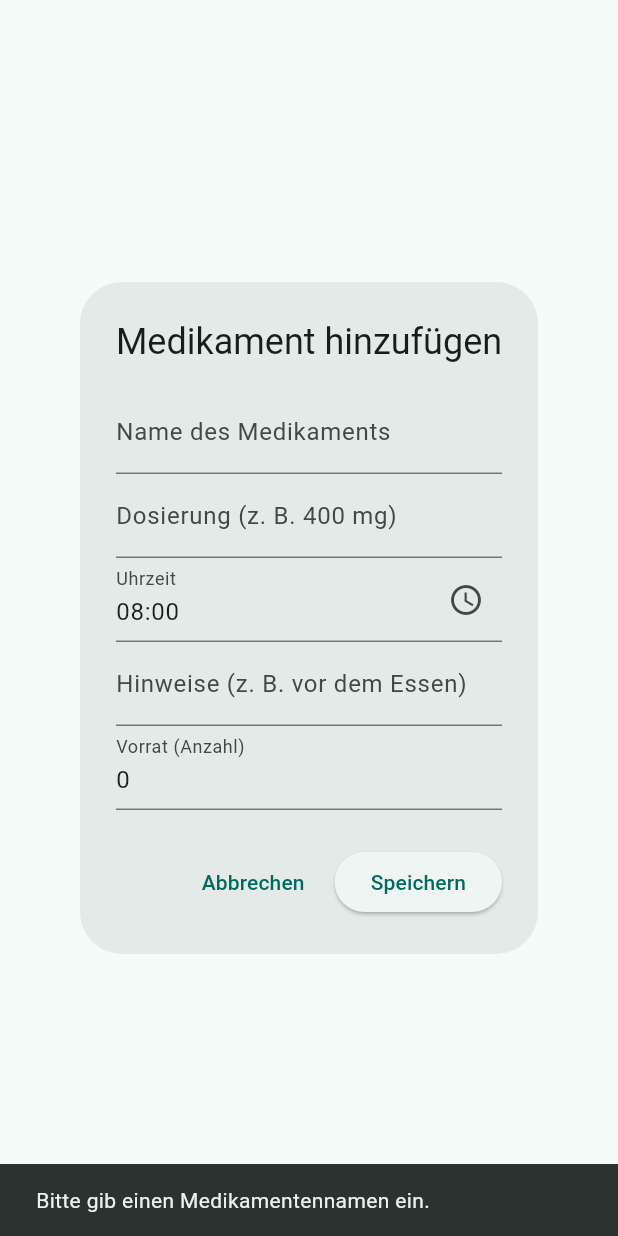
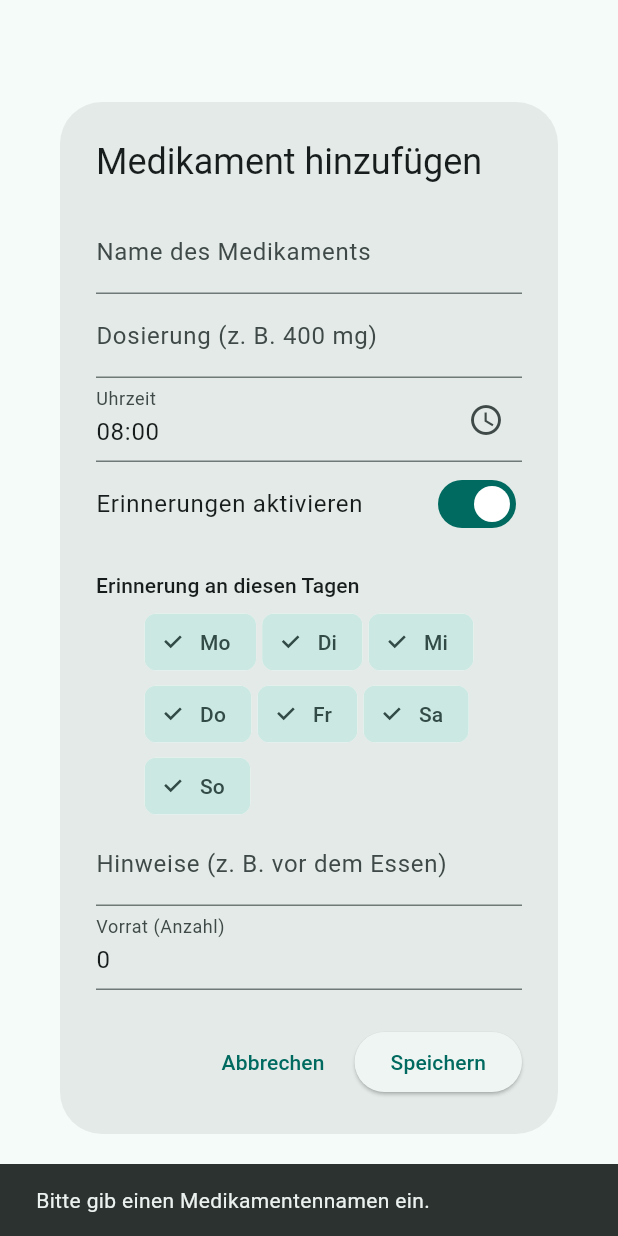
Before and after one commit to WeA200675/medication_app, a Flutter app: the _AddEditMedicationDialog widget shown alone on an empty page, opened directly with empty values, after a tap on "Speichern", on a phone screen of 412 x 824 dp. Run offline on Flutter 3.47's test engine with Material 3 defaults, Android fonts, the phone set to English and light mode, and no system bars; our stand-ins replace file_picker, flutter_local_notifications, flutter_timezone, image_picker, pdf, printing and 4 more; missing offline and left inert: flutter_pdfview, google_mlkit_text_recognition; accounts and stored records are empty.

Commit message:
Harden medication reminders and release readiness
* Fix weekly medication reminder scheduling

* Let users choose medication reminder weekdays

* Add reminder controls to medication form

* Document app scope and release readiness

* Add device timezone support for reminders

* Stop signing release builds with debug key

* Ignore local Android signing credentials

* Add Flutter CI checks and Android debug build

* Keep saved medications when reminders are unavailable

* Harden medication entry deserialization

* Replace template smoke test with medication model regression tests

* Preserve active defaults for legacy medication rows

* Avoid collisions with legacy reminder identifiers

* Request reminder permissions on demand and fall back safely

* Restore medication reminders from saved plan

* Use user-granted exact alarm access

* Load local Android signing properties explicitly

* Preserve disabled reminder weekday selections

* Clamp medication stock to a nonnegative integer

* Remove sensitive doctor search logs and harden API parsing

* Report denied notification permissions to the user

* Explain external doctor search data flow

* Remove unnecessary broad storage permissions

* Add iOS camera permission purpose and app name

* Document Android and iOS package identity release gate

* Upload the resolved dependency lockfile in CI

* Lock resolved Flutter timezone dependency

* Keep CI focused on app checks

```diff
--- a/lib/screens/med_plan_screen.dart
+++ b/lib/screens/med_plan_screen.dart
@@ -30,6 +30,15 @@ class _MedPlanScreenState extends State<MedPlanScreen> {
   Future<void> _loadMedPlan() async {
     try {
       final plan = await DatabaseService.instance.getMedPlan();
+      // Reconcile scheduled reminders with persisted medication data whenever
+      // the plan loads, including after a reboot or permission change.
+      for (final entry in plan) {
+        try {
+          await NotificationService.instance.scheduleMedicationReminder(entry);
+        } catch (error) {
+          debugPrint('Reminder konnte nicht wiederhergestellt werden: $error');
+        }
+      }
       if (!mounted) return;
       setState(() {
         _medPlan = plan;
@@ -539,11 +548,21 @@ class _AddEditMedicationDialogState extends State<_AddEditMedicationDialog> {
   late TextEditingController _stockCtrl;
 
   bool get isEditing => widget.existingEntry != null;
+  late Set<int> _selectedDays;
+  late bool _isReminderActive;
+
+  static const List<String> _weekdayLabels = [
+    'Mo', 'Di', 'Mi', 'Do', 'Fr', 'Sa', 'So',
+  ];
 
   @override
   void initState() {
     super.initState();
     final entry = widget.existingEntry;
+    _selectedDays = (entry?.selectedDays ?? const [1, 2, 3, 4, 5, 6, 7])
+        .where((day) => day >= 1 && day <= 7)
+        .toSet();
+    _isReminderActive = entry?.isReminderActive ?? true;
     _nameCtrl = TextEditingController(text: isEditing ? entry!.drugName : widget.prefilledName);
     _dosageCtrl = TextEditingController(text: isEditing ? entry!.dosage : widget.prefilledDosage);
     _timeCtrl = TextEditingController(text: isEditing ? entry!.time : '08:00');
@@ -573,6 +592,13 @@ class _AddEditMedicationDialogState extends State<_AddEditMedicationDialog> {
       return;
     }
 
+    if (_isReminderActive && _selectedDays.isEmpty) {
+      ScaffoldMessenger.of(context).showSnackBar(
+        const SnackBar(content: Text('Bitte mindestens einen Wochentag auswählen.')),
+      );
+      return;
+    }
+
     try {
       final existing = widget.existingEntry;
       final entryToSave = MedPlanEntry(
@@ -582,20 +608,19 @@ class _AddEditMedicationDialogState extends State<_AddEditMedicationDialog> {
         time: _timeCtrl.text.trim().isEmpty ? '08:00' : _timeCtrl.text.trim(),
         instructions: _instructionsCtrl.text.trim(),
         isActive: isEditing ? existing!.isActive : true,
-        isReminderActive: isEditing ? existing!.isReminderActive : true,
-        selectedDays: isEditing
-            ? existing!.selectedDays
-            : const [1, 2, 3, 4, 5, 6, 7],
-        stockCount: int.tryParse(_stockCtrl.text.trim()) ?? 0,
+        isReminderActive: _isReminderActive,
+        selectedDays: _selectedDays.toList()..sort(),
+        stockCount: (int.tryParse(_stockCtrl.text.trim()) ?? 0).clamp(0, 1000000).toInt(),
         takenToday: isEditing ? existing!.takenToday : false,
       );
 
+      late final MedPlanEntry savedEntry;
       if (isEditing) {
         await DatabaseService.instance.updateMedPlanEntry(entryToSave);
-        await NotificationService.instance.scheduleMedicationReminder(entryToSave);
+        savedEntry = entryToSave;
       } else {
         final id = await DatabaseService.instance.insertMedPlanEntry(entryToSave);
-        final savedEntry = MedPlanEntry(
+        savedEntry = MedPlanEntry(
           id: id,
           drugName: entryToSave.drugName,
           dosage: entryToSave.dosage,
@@ -607,27 +632,37 @@ class _AddEditMedicationDialogState extends State<_AddEditMedicationDialog> {
           stockCount: entryToSave.stockCount,
           takenToday: entryToSave.takenToday,
         );
+      }
+
+      String? reminderError;
+      try {
         await NotificationService.instance.scheduleMedicationReminder(savedEntry);
+      } catch (error) {
+        reminderError = error.toString();
       }
 
       if (!mounted) return;
 
-      // Dialog schließen und Medikationsliste aktualisieren
       Navigator.of(context).pop();
       widget.onSaved();
 
-      // SnackBar auf dem Hauptbildschirm anzeigen
       ScaffoldMessenger.of(context).showSnackBar(
         SnackBar(
           content: Text(
-            isEditing ? '$drugName aktualisiert!' : '$drugName gespeichert!',
+            reminderError == null
+                ? (isEditing ? '$drugName aktualisiert!' : '$drugName gespeichert!')
+                : '$drugName gespeichert, aber die Erinnerung konnte nicht eingerichtet werden. Bitte Berechtigungen prüfen.',
           ),
+          duration: const Duration(seconds: 5),
         ),
       );
-    } catch (e) {
+      if (reminderError != null) {
+        debugPrint('Erinnerung für $drugName nicht eingerichtet: $reminderError');
+      }
+    } catch (error) {
       if (!mounted) return;
       ScaffoldMessenger.of(context).showSnackBar(
-        SnackBar(content: Text('Fehler beim Speichern: $e')),
+        SnackBar(content: Text('Fehler beim Speichern: $error')),
       );
     }
   }
@@ -676,6 +711,41 @@ class _AddEditMedicationDialogState extends State<_AddEditMedicationDialog> {
                 }
               },
             ),
+            SwitchListTile(
+              contentPadding: EdgeInsets.zero,
+              title: const Text('Erinnerungen aktivieren'),
+              value: _isReminderActive,
+              onChanged: (value) => setState(() => _isReminderActive = value),
+            ),
+            Align(
+              alignment: Alignment.centerLeft,
+              child: Padding(
+                padding: const EdgeInsets.only(top: 16, bottom: 4),
+                child: Text(
+                  'Erinnerung an diesen Tagen',
+                  style: Theme.of(context).textTheme.labelLarge,
+                ),
+              ),
+            ),
+            Wrap(
+              spacing: 4,
+              children: List<Widget>.generate(7, (index) {
+                final weekday = index + 1;
+                return FilterChip(
+                  label: Text(_weekdayLabels[index]),
+                  selected: _selectedDays.contains(weekday),
+                  onSelected: (selected) {
+                    setState(() {
+                      if (selected) {
+                        _selectedDays.add(weekday);
+                      } else {
+                        _selectedDays.remove(weekday);
+                      }
+                    });
+                  },
+                );
+              }),
+            ),
             TextField(
               controller: _instructionsCtrl,
               decoration: const InputDecoration(
--- a/pubspec.yaml
+++ b/pubspec.yaml
@@ -5,7 +5,7 @@ publish_to: 'none'
 version: 1.0.0+1
 
 environment:
-  sdk: '>=3.0.0 <4.0.0'
+  sdk: '>=3.4.0 <4.0.0'
 
 dependencies:
   flutter:
@@ -21,6 +21,7 @@ dependencies:
   # Benachrichtigungen
   flutter_local_notifications: ^17.0.0
   timezone: ^0.9.2
+  flutter_timezone: ^5.1.1
 
   # PDF & Drucken
   pdf: ^3.10.8
```
Also changed, not shown: lib/models/med_plan_entry.dart (+39 -17 lines), lib/services/doctor_api_service.dart (+104 -86 lines), lib/services/notification_service.dart (+138 -52 lines), pubspec.lock, 7 other files.
